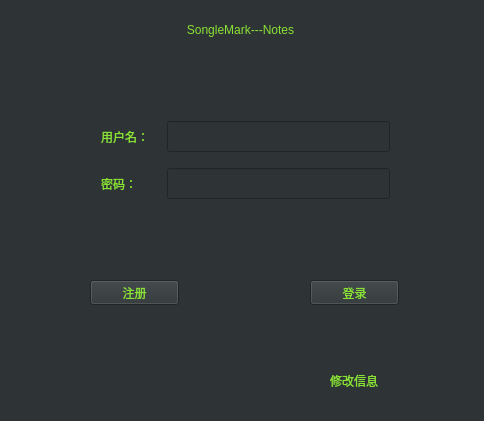
First picture: the form in ElectronicNotes/mainwindow.ui, repository SongleMark/QTElectronicNotes, before the edit.
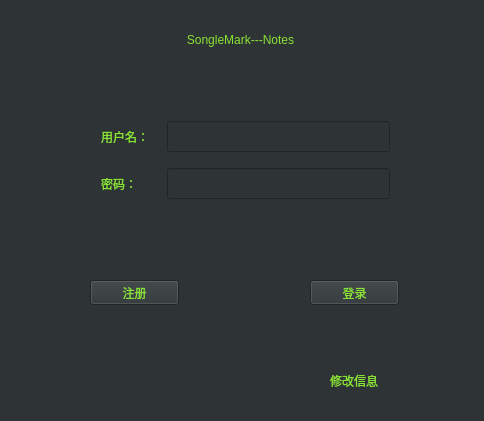
Second picture: the form after the edit.

Commit message: 1.查询界面增加了更新/显示按钮 2.数据库名称修改了，注册时比对是否注册的sql语句已修改

The edit to the form file:
```diff
--- a/ElectronicNotes/mainwindow.ui
+++ b/ElectronicNotes/mainwindow.ui
@@ -22,7 +22,7 @@
      <x>90</x>
      <y>20</y>
      <width>301</width>
-     <height>21</height>
+     <height>41</height>
     </rect>
    </property>
    <property name="styleSheet">
```
The commit also changes 4 other files.
